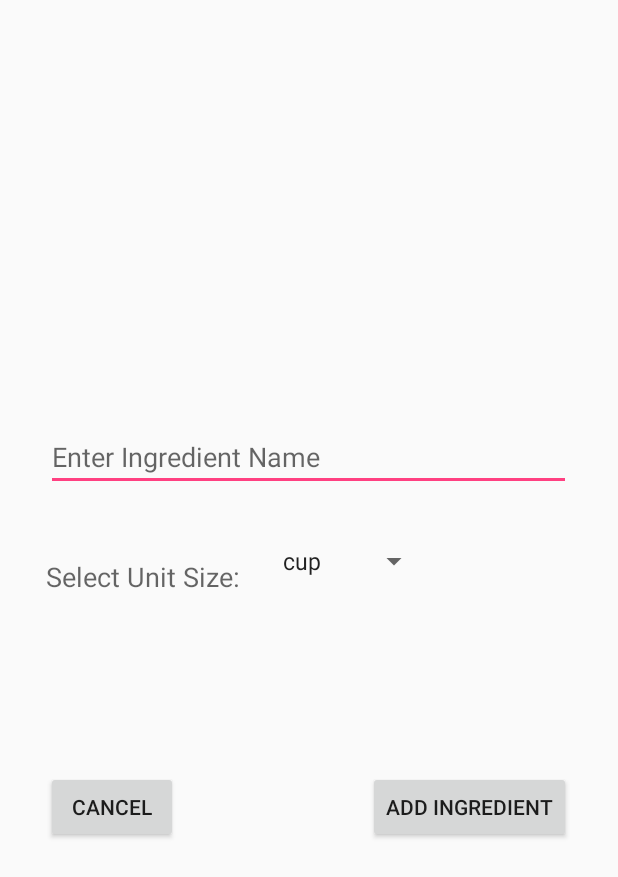
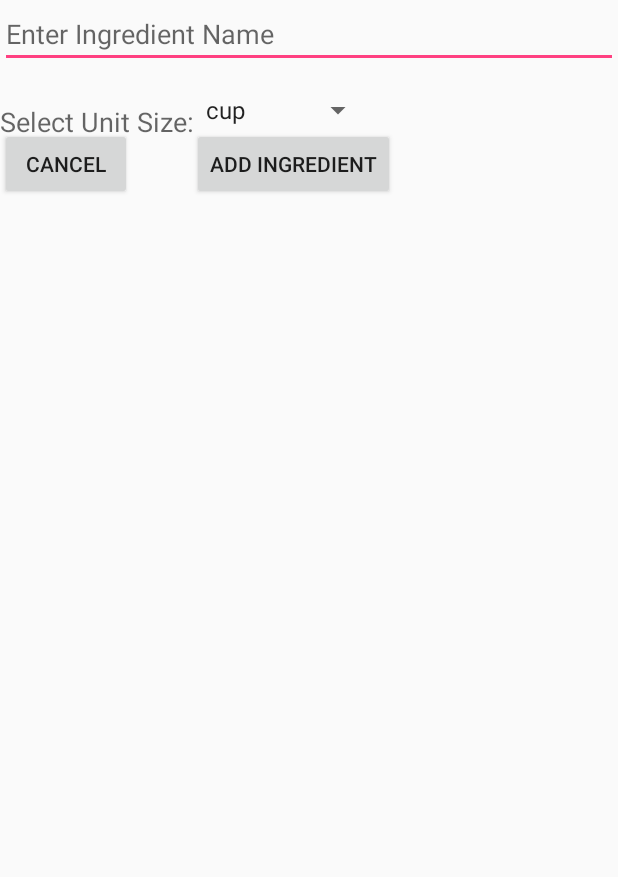
Before and after one commit to TSNichols/FoodLab, an Android app: the layout fragment_add_ingredient.xml on its own in the app's theme, with its tools: preview values and no code run, on a phone screen of 412 x 824 dp. Shown: the top 877 px of the screen. Run offline under Robolectric (Android 15) with nearby library versions, the phone set to English and light mode, and no system bars.

Commit message:
got dialog fragment setup and buttons to dismiss

```diff
--- a/app/src/main/res/layout/fragment_add_ingredient.xml
+++ b/app/src/main/res/layout/fragment_add_ingredient.xml
@@ -1,48 +1,56 @@
-<FrameLayout xmlns:android="http://schemas.android.com/apk/res/android"
+<RelativeLayout xmlns:android="http://schemas.android.com/apk/res/android"
     xmlns:tools="http://schemas.android.com/tools"
-    android:layout_width="350dp"
-    android:layout_height="300dp"
-    tools:context="tsnichols.foodlab.AddIngredient"
-    android:elevation="10dp"
-    android:layout_gravity="center">
+    android:layout_width="match_parent"
+    android:layout_height="match_parent"
+    tools:context="tsnichols.foodlab.AddIngredient">
 
 
     <EditText
         android:layout_width="match_parent"
         android:layout_height="wrap_content"
-        android:id="@+id/edittxt_add_ingredient_name"
-        android:layout_gravity="center_horizontal|top"
-        android:hint="@string/enter_new_ingredient"
-        android:layout_marginTop="20dp"/>
-
-    <Spinner
-        android:layout_width="wrap_content"
-        android:layout_height="wrap_content"
-        android:id="@+id/spin_unit_size"
-        android:entries="@array/unit_size_array"
-        android:layout_marginTop="100dp"
-        android:layout_marginStart="150dp"
-        android:layout_marginLeft="150dp"/>
-
-    <Button
-        android:layout_width="wrap_content"
-        android:layout_height="wrap_content"
-        android:text="@string/add_ingred_btn"
-        android:id="@+id/button"
-        android:layout_gravity="end|bottom" />
-
-    <Button
-        android:layout_width="wrap_content"
-        android:layout_height="wrap_content"
-        android:text="@string/add_ingred_cancel"
-        android:id="@+id/button2"
-        android:layout_gravity="start|bottom" />
+        android:id="@+id/etxt_add_ingredient_name"
+        android:hint="@string/enter_new_ingredient"/>
 
     <TextView
         android:layout_width="wrap_content"
         android:layout_height="wrap_content"
         android:textAppearance="?android:attr/textAppearanceMedium"
         android:text="@string/select_unit_size"
-        android:id="@+id/textView"
-        android:layout_marginTop="110dp" />
-</FrameLayout>
+        android:id="@+id/txt_add_ingred_dialog"
+        android:layout_alignTop="@+id/spin_unit_size"
+        android:layout_alignParentLeft="true"
+        android:layout_alignParentStart="true"
+        android:layout_marginTop="7dp" />
+
+    <Spinner
+        android:layout_width="120dp"
+        android:layout_height="wrap_content"
+        android:id="@+id/spin_unit_size"
+        android:entries="@array/unit_size_array"
+        android:layout_toRightOf="@+id/txt_add_ingred_dialog"
+        android:layout_toEndOf="@+id/txt_add_ingred_dialog"
+        android:layout_below="@id/etxt_add_ingredient_name"
+        android:layout_marginTop="16dp" />
+
+    <Button
+        android:layout_width="wrap_content"
+        android:layout_height="wrap_content"
+        android:text="@string/add_ingred_btn"
+        android:id="@+id/btn_dialog_add_ingred"
+        android:layout_alignTop="@+id/btn_dialog_cancel_ingred"
+        android:layout_toRightOf="@+id/btn_dialog_cancel_ingred"
+        android:layout_toEndOf="@+id/btn_dialog_cancel_ingred"
+        android:layout_marginLeft="40dp"
+        android:layout_marginStart="40dp" />
+
+    <Button
+        android:layout_width="wrap_content"
+        android:layout_height="wrap_content"
+        android:text="@string/add_ingred_cancel"
+        android:id="@+id/btn_dialog_cancel_ingred"
+        android:layout_below="@+id/spin_unit_size"
+        android:layout_alignParentLeft="true"
+        android:layout_alignParentStart="true" />
+
+
+</RelativeLayout>
--- a/app/src/main/res/layout/ingredients_screen.xml
+++ b/app/src/main/res/layout/ingredients_screen.xml
@@ -72,6 +72,7 @@
         android:layout_toRightOf="@+id/btn_new_size"
         android:layout_toEndOf="@+id/btn_new_size"
         android:layout_marginLeft="32dp"
-        android:layout_marginStart="32dp" />
+        android:layout_marginStart="32dp"
+        android:onClick="Add_Ingredient_Method" />
 
 </RelativeLayout>
```
Also changed, not shown: app/src/main/java/tsnichols/foodlab/AddIngredient.java (+27 -91 lines), app/src/main/java/tsnichols/foodlab/HomeScreenActivity.java (+6 -5 lines), app/src/main/java/tsnichols/foodlab/Ingredients_Screen.java (+8 -9 lines).
